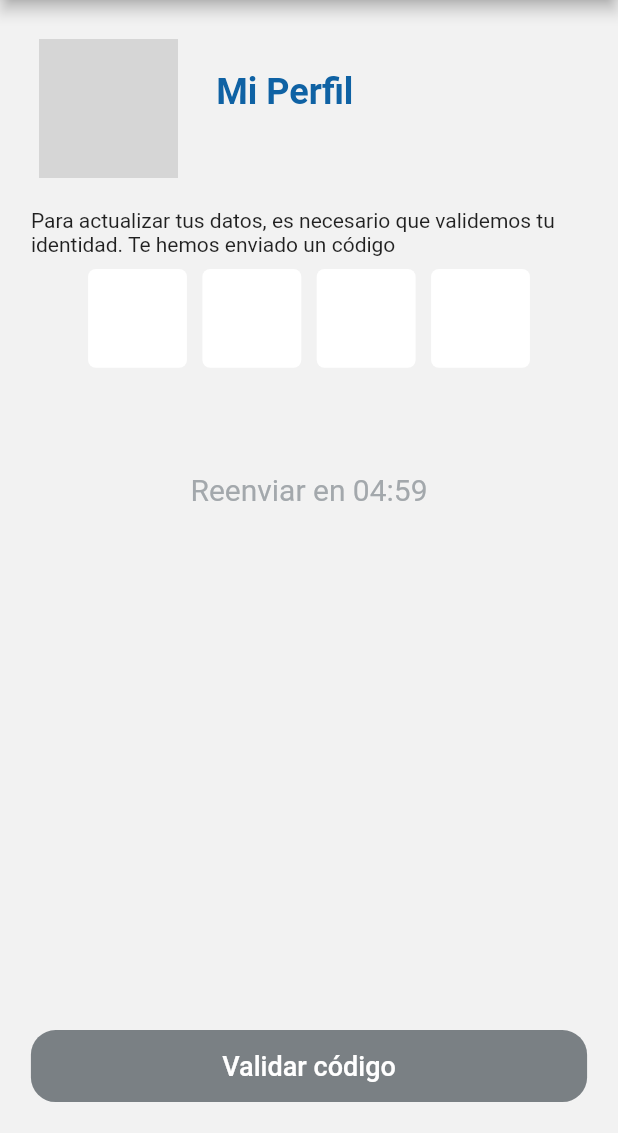
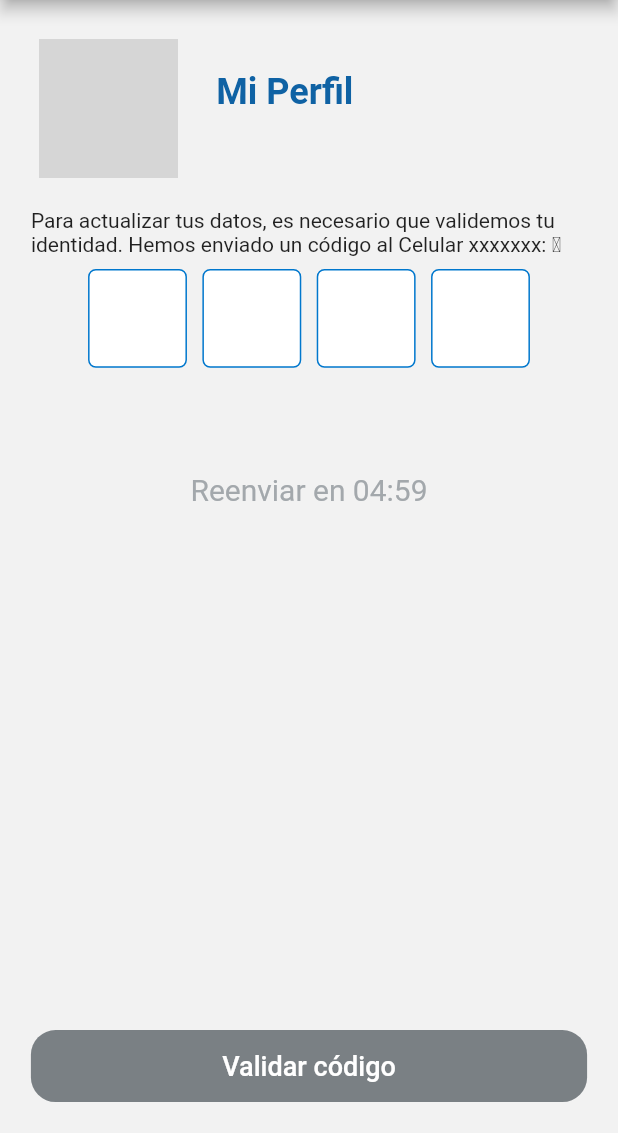
Before and after one commit to alvarohurtadobo/bankcredit, a Flutter app: the ValidateProfileUpdatePage screen opened by its route, on a phone screen of 412 x 824 dp, the part 103-1236 px from its top. Run offline on Flutter 3.47's test engine with Material 2 defaults, Android fonts, the phone set to English and light mode, and no system bars; our stand-ins replace image_picker, local_auth, open_file, shared_preferences, youtube_player_flutter; accounts and stored records are empty; network calls fail; grey boxes are pictures that could not be loaded.

Commit message:
subo solucion de Bugs visuales

```diff
--- a/lib/bank/ui/documentsPage.dart
+++ b/lib/bank/ui/documentsPage.dart
@@ -261,8 +261,9 @@ class _DocumentsPageState extends State<DocumentsPage> {
               borderRadius: BorderRadius.circular(Sizes.border / 2),
             ),
             child: DropdownButton<int>(
+              iconEnabledColor: const Color(0xff0077cd),
               value: cityId,
-              hint: const Text("Seleccione"),
+              hint: const Text(""),
               underline: Container(),
               isExpanded: true,
               items: myCities
--- a/lib/common/widgets/appbar.dart
+++ b/lib/common/widgets/appbar.dart
@@ -32,7 +32,7 @@ PreferredSizeWidget myAppBar(BuildContext context) {
                   },
                   child: Icon(
                     Icons.home_outlined,
-                    size:  1.5*Sizes.padding,
+                    size: 1.5 * Sizes.padding,
                   ))),
         )
       ],
--- a/lib/user/ui/createAccountPage.dart
+++ b/lib/user/ui/createAccountPage.dart
@@ -27,12 +27,10 @@ class _CreateAccountPageState extends State<CreateAccountPage> {
   String confirmPassword = "";
   bool obscure1 = true;
   bool obscure2 = true;
-
   bool min8charactersWarning = true;
   bool oneCapitalWarning = true;
   bool oneDigitWarning = true;
   bool differentPasswordsWarning = false;
-
   bool showAcceptTermsWarning = false;
   String usedDocumentLabel = "";
   bool identificationIdWarning = false;
@@ -279,6 +277,7 @@ class _CreateAccountPageState extends State<CreateAccountPage> {
                     borderRadius: BorderRadius.circular(Sizes.border / 2),
                   ),
                   child: DropdownButton<int>(
+                    iconEnabledColor: const Color(0xff0077cd),
                     value: currentUser.idIdentification,
                     hint: const Text("Seleccione"),
                     underline: Container(),
@@ -631,7 +630,7 @@ class _CreateAccountPageState extends State<CreateAccountPage> {
                   mainAxisAlignment: MainAxisAlignment.start,
                   children: [
                     Container(
-                      width: 14,
+                      width: 22,
                       height: 14,
                       alignment: Alignment.center,
                       // decoration: const BoxDecoration(
--- a/lib/user/ui/resetPassword.dart
+++ b/lib/user/ui/resetPassword.dart
@@ -80,7 +80,7 @@ class _ResetPasswordPageState extends State<ResetPasswordPage> {
                   padding:
                       EdgeInsets.symmetric(horizontal: Sizes.boxSeparation),
                   decoration: BoxDecoration(
-                    color: Colors.grey[300],
+                    color: Colors.white,
                     borderRadius: BorderRadius.circular(Sizes.border / 2),
                   ),
                   child: TextField(
@@ -152,7 +152,7 @@ class _ResetPasswordPageState extends State<ResetPasswordPage> {
                   padding:
                       EdgeInsets.symmetric(horizontal: Sizes.boxSeparation),
                   decoration: BoxDecoration(
-                    color: Colors.grey[300],
+                    color: Colors.white,
                     borderRadius: BorderRadius.circular(Sizes.border / 2),
                   ),
                   child: TextField(
--- a/lib/user/ui/validateProfileUpdate.dart
+++ b/lib/user/ui/validateProfileUpdate.dart
@@ -17,6 +17,7 @@ class ValidateProfileUpdatePage extends StatefulWidget {
   const ValidateProfileUpdatePage({Key? key, this.type = 0}) : super(key: key);
 
   @override
+  // ignore: library_private_types_in_public_api
   _ValidateProfileUpdatePageState createState() =>
       _ValidateProfileUpdatePageState();
 }
@@ -30,14 +31,10 @@ class _ValidateProfileUpdatePageState extends State<ValidateProfileUpdatePage> {
   String code = "";
   bool canContinue = false;
   int currentTime = AWAIT_TIME;
-
   StreamController timeController = StreamController<int>();
-
   TextEditingController emailController = TextEditingController();
   TextEditingController phoneController = TextEditingController();
-
   bool canRequestNewCode = false;
-
   bool isLoading = false;
 
   final formKey = GlobalKey<FormState>();
@@ -70,6 +67,17 @@ class _ValidateProfileUpdatePageState extends State<ValidateProfileUpdatePage> {
 
   @override
   Widget build(BuildContext context) {
+    String stringNumber = "$phoneController";
+    int sizeCelNumber = stringNumber.length;
+    String firsNumber = stringNumber[sizeCelNumber - 80];
+    String secondNumber = stringNumber[sizeCelNumber - 81];
+    String thirdNumber = stringNumber[sizeCelNumber - 82];
+    String encryptedNumber = "xxxxxxx$thirdNumber$secondNumber$firsNumber";
+    bool checkFirtBox = true;
+    bool checksecondBox = false;
+    bool checkThirdBox = false;
+    bool checkFurBox = false;
+
     return Scaffold(
       appBar: myAppBar(context),
       body: Container(
@@ -152,8 +160,8 @@ class _ValidateProfileUpdatePageState extends State<ValidateProfileUpdatePage> {
                 SizedBox(
                   height: 3 * Sizes.boxSeparation,
                 ),
-                const Text(
-                    "Para actualizar tus datos, es necesario que validemos tu identidad. Te hemos enviado un código"),
+                Text(
+                    "Para actualizar tus datos, es necesario que validemos tu identidad. Hemos enviado un código al Celular $encryptedNumber"),
                 SizedBox(
                   height: Sizes.height * 0.1,
                   width: Sizes.height * 0.8,
@@ -165,10 +173,14 @@ class _ValidateProfileUpdatePageState extends State<ValidateProfileUpdatePage> {
                         height: Sizes.height * 0.08,
                         width: Sizes.height * 0.08,
                         decoration: BoxDecoration(
+                            border: Border.all(color: const Color(0xff0077cd)),
                             color: Colors.white,
                             borderRadius: BorderRadius.all(
                                 Radius.circular(Sizes.boxSeparation))),
                         child: TextField(
+                          style: const TextStyle(
+                            color: Color(0xff0077cd),
+                          ),
                           maxLength: 1,
                           maxLines: 1,
                           textAlign: TextAlign.center,
@@ -187,6 +199,9 @@ class _ValidateProfileUpdatePageState extends State<ValidateProfileUpdatePage> {
                             if (value.length == 1) {
                               FocusScope.of(context).nextFocus();
                               digitA = value;
+                              setState(() {
+                                checkFirtBox = false;
+                              });
                             }
                           },
                         ),
@@ -199,10 +214,14 @@ class _ValidateProfileUpdatePageState extends State<ValidateProfileUpdatePage> {
                         height: Sizes.height * 0.08,
                         width: Sizes.height * 0.08,
                         decoration: BoxDecoration(
+                            border: Border.all(color: const Color(0xff0077cd)),
                             color: Colors.white,
                             borderRadius: BorderRadius.all(
                                 Radius.circular(Sizes.boxSeparation))),
                         child: TextField(
+                          style: const TextStyle(
+                            color: Color(0xff0077cd),
+                          ),
                           maxLength: 1,
                           maxLines: 1,
                           textAlign: TextAlign.center,
@@ -233,10 +252,14 @@ class _ValidateProfileUpdatePageState extends State<ValidateProfileUpdatePage> {
                         height: Sizes.height * 0.08,
                         width: Sizes.height * 0.08,
                         decoration: BoxDecoration(
+                            border: Border.all(color: const Color(0xff0077cd)),
                             color: Colors.white,
                             borderRadius: BorderRadius.all(
                                 Radius.circular(Sizes.boxSeparation))),
                         child: TextField(
+                          style: const TextStyle(
+                            color: Color(0xff0077cd),
+                          ),
                           maxLength: 1,
                           maxLines: 1,
                           textAlign: TextAlign.center,
@@ -267,10 +290,14 @@ class _ValidateProfileUpdatePageState extends State<ValidateProfileUpdatePage> {
                         height: Sizes.height * 0.08,
                         width: Sizes.height * 0.08,
                         decoration: BoxDecoration(
+                            border: Border.all(color: const Color(0xff0077cd)),
                             color: Colors.white,
                             borderRadius: BorderRadius.all(
                                 Radius.circular(Sizes.boxSeparation))),
                         child: TextField(
+                          style: const TextStyle(
+                            color: Color(0xff0077cd),
+                          ),
                           maxLength: 1,
                           maxLines: 1,
                           textAlign: TextAlign.center,
```
Also changed, not shown: lib/user/ui/updateProfilePage.dart (+14 -2 lines). Lines whose indentation alone changed are shown as unchanged.
